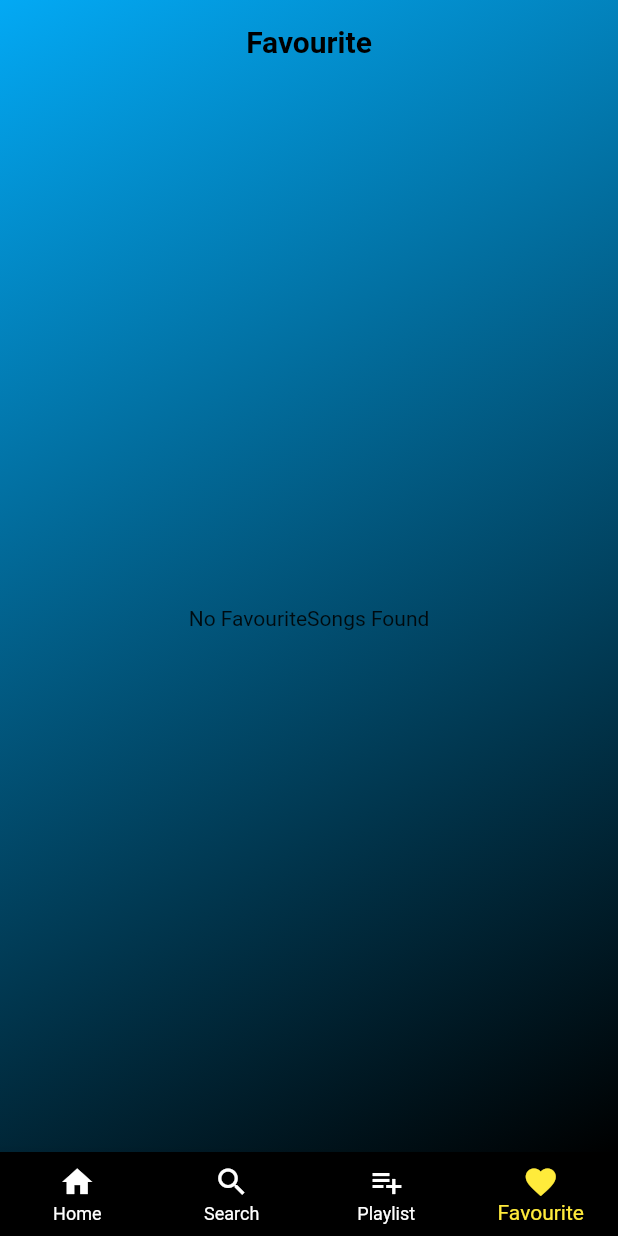
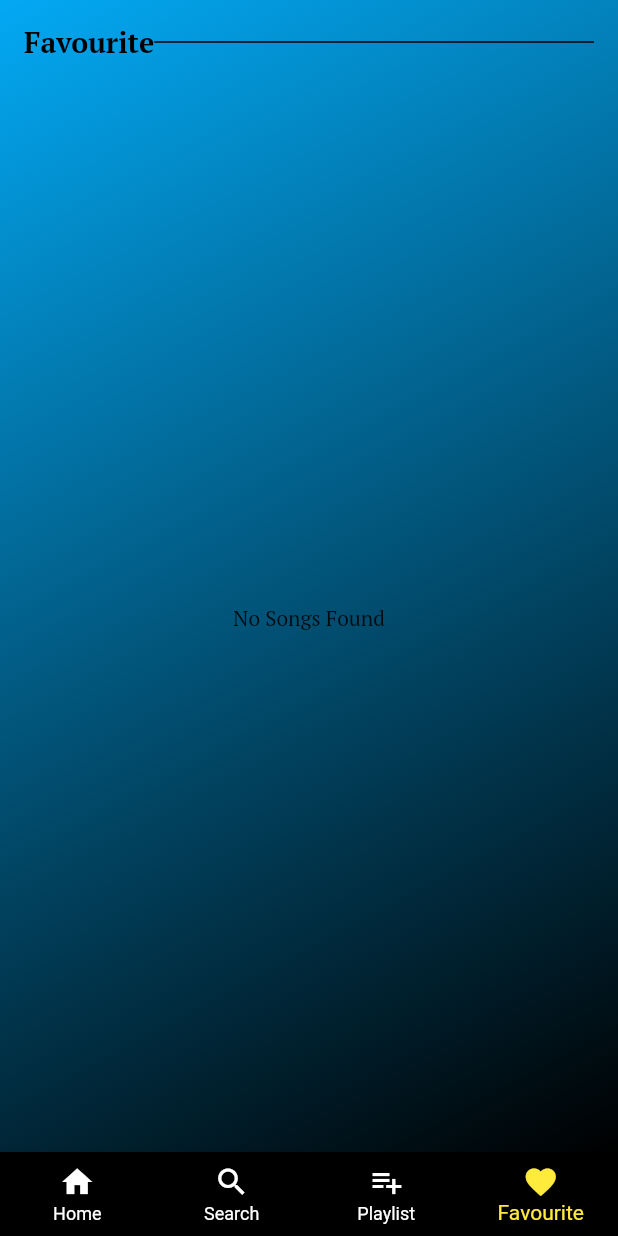
Before and after one commit to binuprasad/Rainbow-Music, a Flutter app: the screen it shows after launch, item 4 of the bottom bar chosen, on a phone screen of 412 x 824 dp. Run offline on Flutter 3.47's test engine with Material 2 defaults, Android fonts, the phone set to English and light mode, and no system bars; our stand-ins replace audio_video_progress_bar, get, google_fonts, hive, hive_flutter, just_audio and 6 more; missing offline and left inert: audio_service_web, audio_session, flutter_custom_cards, just_audio_web, marquee_text, on_audio_query_web; accounts and stored records are empty.

```diff
--- a/lib/controller/favourite_screen _controller.dart
+++ b/lib/controller/favourite_screen _controller.dart
@@ -25,7 +25,6 @@ class FavouriteScreenController extends GetxController {
     Get.snackbar(
       'Song Removed ',
       'Song removed from favourite',
-      duration: const Duration(milliseconds: 940),
       snackPosition: SnackPosition.BOTTOM,
     );
   }
--- a/lib/db/favourite_db.dart
+++ b/lib/db/favourite_db.dart
@@ -10,7 +10,7 @@ class FavouriteDB {
    initialise(List<SongModel> songs) {
     for (SongModel song in songs) {
       if (isfavor(song)) {
-       favcontroller. favoriteSongs.add(song);
+       favcontroller.favoriteSongs.add(song);
       }
     }
     isInitialized = true;
@@ -25,7 +25,7 @@ class FavouriteDB {
 
    add(SongModel song) async {
     favDB.add(song.id);
- favcontroller.   favoriteSongs.add(song);
+ favcontroller.favoriteSongs.add(song);
   }
 
    delete(int id) async {
--- a/lib/view/favourite/favourite_screen.dart
+++ b/lib/view/favourite/favourite_screen.dart
@@ -1,5 +1,6 @@
 import 'package:flutter/material.dart';
 import 'package:get/get.dart';
+import 'package:google_fonts/google_fonts.dart';
 import 'package:music_player/colors/colors.dart';
 import 'package:music_player/controller/favourite_screen%20_controller.dart';
 import 'package:on_audio_query/on_audio_query.dart';
@@ -13,29 +14,47 @@ class FavouriteScreen extends GetView<FavouriteScreenController> {
     return GetBuilder<FavouriteScreenController>(
       builder: (controller) => Container(
         decoration: const BoxDecoration(
-            gradient: LinearGradient(
-                begin: Alignment.topLeft,
-                end: Alignment.bottomRight,
-                colors: appgradientcolor)),
+          gradient: LinearGradient(
+            begin: Alignment.topLeft,
+            end: Alignment.bottomRight,
+            colors: appgradientcolor,
+          ),
+        ),
         child: Scaffold(
           backgroundColor: Colors.transparent,
           appBar: AppBar(
             backgroundColor: Colors.transparent,
-            centerTitle: true,
             elevation: 0,
-            title: const Text(
-              'Favourite',
-              style:
-                  TextStyle(color: Colors.black, fontWeight: FontWeight.bold),
+            title: Row(
+              children: [
+                Text(
+                  'Favourite',
+                  style: GoogleFonts.ptSerif(
+                    color: black,
+                    fontWeight: FontWeight.bold,
+                    fontSize: 19
+                  ),
+                ),
+                const Expanded(
+                  child: Divider(
+                    thickness: 1,
+                    color: black,
+                  ),
+                ),
+              ],
             ),
           ),
           body: SafeArea(
             child: controller.favoriteSongs.isEmpty
-                ? const Center(
-                    child: Text('No FavouriteSongs Found'),
+                ? Center(
+                    child: Text(
+                      'No Songs Found',
+                      style: GoogleFonts.ptSerif(),
+                    ),
                   )
                 : GetBuilder<FavouriteScreenController>(
                     builder: (controller) => SingleChildScrollView(
+                      physics: const BouncingScrollPhysics(),
                       child: ListView.separated(
                         shrinkWrap: true,
                         physics: const NeverScrollableScrollPhysics(),
--- a/lib/view/playlist/add_to_playlist.dart
+++ b/lib/view/playlist/add_to_playlist.dart
@@ -75,7 +75,7 @@ class AddToPlaylist extends StatelessWidget {
                         type: ArtworkType.AUDIO,
                         nullArtworkWidget: const Icon(
                           Icons.music_note,
-                          color: Colors.black,
+                          color: black,
                         ),
                         artworkFit: BoxFit.fill,
                         artworkBorder:
--- a/lib/view/screens/search_screen.dart
+++ b/lib/view/screens/search_screen.dart
@@ -84,8 +84,11 @@ class SearchSong extends GetView<Searchcontroller> {
                         ? ListView.builder(
                             itemCount: controller.foundSongs.length,
                             itemBuilder: (context, index) => Card(
+                              shape: RoundedRectangleBorder(
+                                borderRadius: BorderRadius.circular(20),
+                              ),
                               key: ValueKey(controller.foundSongs[index].id),
-                              color: Colors.lightBlue,
+                              color: Colors.lightBlue.withOpacity(0.5),
                               margin: const EdgeInsets.symmetric(vertical: 7),
                               child: ListTile(
                                 onTap: () {
--- a/pubspec.yaml
+++ b/pubspec.yaml
@@ -33,6 +33,7 @@ dependencies:
     sdk: flutter
   flutter_custom_cards: ^0.2.1
   get: ^4.6.5
+  google_fonts: ^3.0.1
   hive: ^2.2.3
   hive_flutter: ^1.1.0
   hive_generator: ^1.1.3
@@ -42,8 +43,8 @@ dependencies:
   on_audio_query: ^2.6.1
   permission_handler: ^10.0.0
   rxdart: ^0.27.5
+  share: ^2.0.4
   url_launcher: ^6.1.5
-  share: ^2.0.4
 
 dev_dependencies:
   build_runner: ^2.2.0
```
Also changed, not shown: lib/controller/playlist_screen_controller.dart (+28 -8 lines), lib/view/playlist/playlist_screen.dart (+6 -2 lines), lib/view/playlist/playlist_view.dart (+13 -4 lines), lib/view/screens/home_screen.dart (+26 -11 lines), pubspec.lock.
